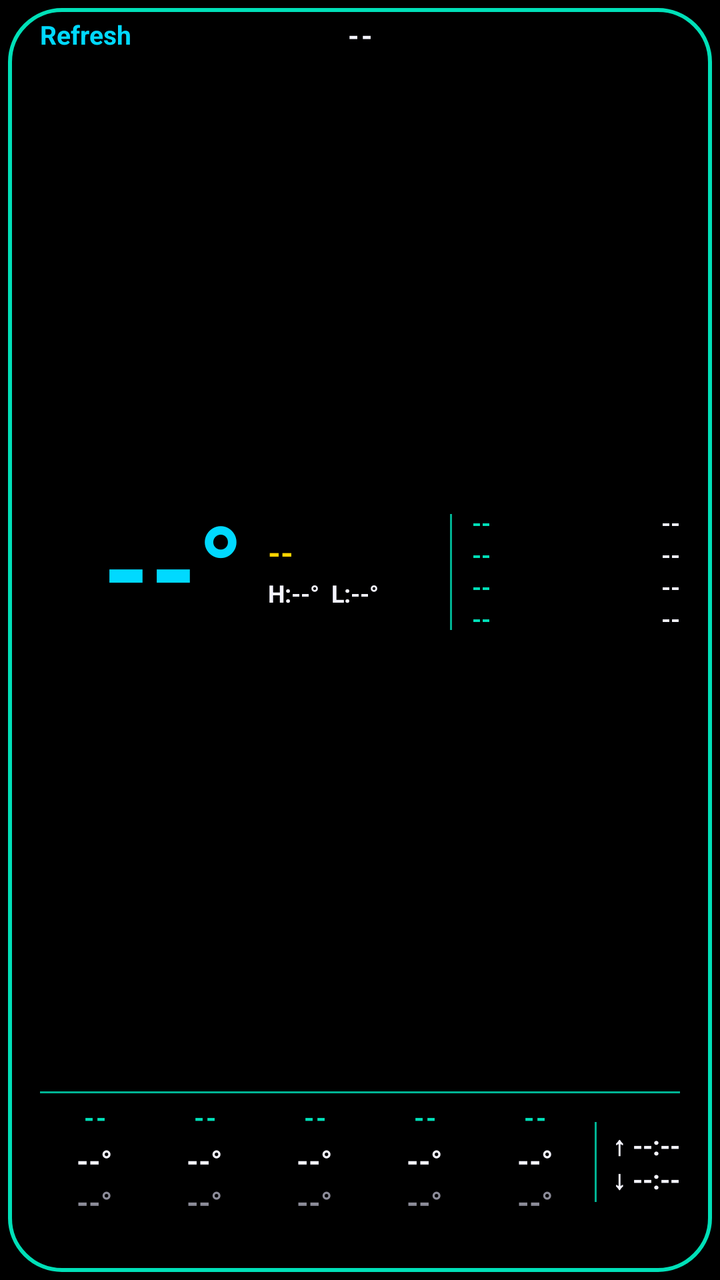
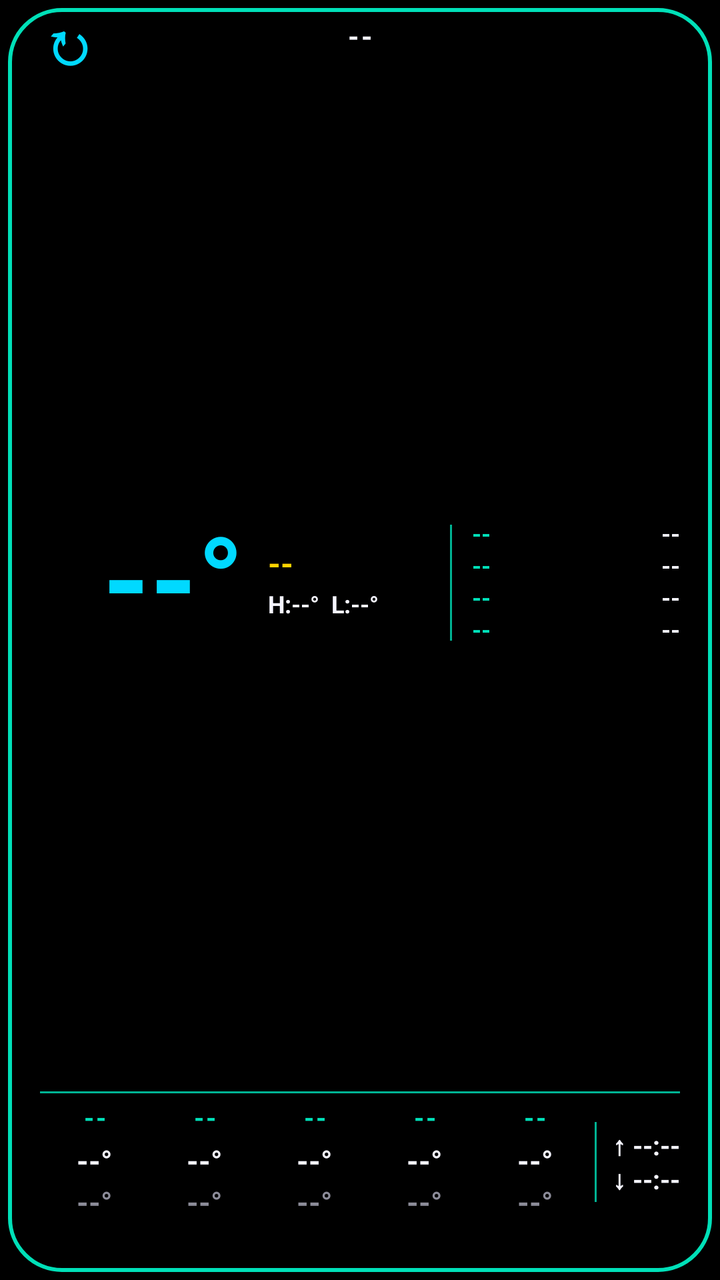

The first picture is an Android layout as it rendered before a commit; the second is the same layout after the commit. The layout source and the unified diff follow.
<!-- AndroidManifest.xml: application theme Theme.WeatherWidget -->
<!-- res/layout/widget_weather_wide.xml -->
<?xml version="1.0" encoding="utf-8"?>
<LinearLayout xmlns:android="http://schemas.android.com/apk/res/android"
    android:id="@+id/weatherWidgetRoot"
    android:layout_width="match_parent"
    android:layout_height="match_parent"
    android:orientation="vertical"
    android:background="@drawable/widget_background_r26_inset"
    android:paddingTop="10dp"
    android:paddingBottom="10dp"
    android:paddingStart="20dp"
    android:paddingEnd="20dp">

    
    <FrameLayout
        android:layout_width="match_parent"
        android:layout_height="wrap_content">
        <TextView
            android:id="@+id/wideCityText"
            android:layout_width="match_parent"
            android:layout_height="wrap_content"
            android:layout_gravity="center_vertical"
            android:gravity="center"
            android:includeFontPadding="false"
            android:textColor="@color/retro_white"
            android:textStyle="bold"
            android:textSize="14sp"
            android:textAllCaps="true"
            android:letterSpacing="0.08"
            android:singleLine="true"
            android:ellipsize="end"
            android:text="--" />
        <TextView
            android:id="@+id/refreshButton"
            android:layout_width="wrap_content"
            android:layout_height="wrap_content"
            android:layout_gravity="start|center_vertical"
            android:paddingEnd="14dp"
            android:includeFontPadding="false"
            android:textColor="@color/retro_cyan"
            android:textStyle="bold"
            android:textSize="13sp"
            android:text="@string/widget_refresh" />
    </FrameLayout>

    
    <LinearLayout
        android:layout_width="match_parent"
        android:layout_height="0dp"
        android:layout_weight="1"
        android:orientation="horizontal"
        android:gravity="center_vertical"
        android:baselineAligned="false">

        
        <LinearLayout
            android:layout_width="0dp"
            android:layout_height="wrap_content"
            android:layout_weight="1"
            android:orientation="horizontal"
            android:gravity="center"
            android:baselineAligned="false">

        <TextView
            android:id="@+id/wideTempText"
            android:layout_width="wrap_content"
            android:layout_height="wrap_content"
            android:includeFontPadding="false"
            android:textColor="@color/retro_cyan"
            android:textStyle="bold"
            android:textSize="60sp"
            android:singleLine="true"
            android:text="--°" />

        <LinearLayout
            android:layout_width="wrap_content"
            android:layout_height="wrap_content"
            android:layout_marginStart="12dp"
            android:orientation="vertical">
            <TextView
                android:id="@+id/wideConditionText"
                android:layout_width="wrap_content"
                android:layout_height="wrap_content"
                android:includeFontPadding="false"
                android:textColor="@color/retro_yellow"
                android:textStyle="bold"
                android:textSize="16sp"
                android:singleLine="true"
                android:text="--" />
            <TextView
                android:id="@+id/wideHighLowText"
                android:layout_width="wrap_content"
                android:layout_height="wrap_content"
                android:layout_marginTop="4dp"
                android:includeFontPadding="false"
                android:textColor="@color/retro_white"
                android:textStyle="bold"
                android:textSize="12sp"
                android:singleLine="true"
                android:text="H:--°  L:--°" />
        </LinearLayout>
        </LinearLayout>

        
        <TextView
            android:layout_width="1dp"
            android:layout_height="58dp"
            android:layout_marginStart="4dp"
            android:layout_marginEnd="10dp"
            android:background="@color/retro_teal_dim" />

        <LinearLayout
            android:layout_width="104dp"
            android:layout_height="64dp"
            android:orientation="vertical">
            <LinearLayout
                android:layout_width="match_parent"
                android:layout_height="0dp"
                android:layout_weight="1"
                android:orientation="horizontal"
                android:gravity="center_vertical">
                <TextView
                    android:id="@+id/wideStat0Label"
                    android:layout_width="wrap_content"
                    android:layout_height="wrap_content"
                    android:includeFontPadding="false"
                    android:textColor="@color/retro_teal"
                    android:textStyle="bold"
                    android:textSize="12sp"
                    android:singleLine="true"
                    android:text="--" />
                <TextView
                    android:id="@+id/wideStat0Value"
                    android:layout_width="0dp"
                    android:layout_height="wrap_content"
                    android:layout_weight="1"
                    android:includeFontPadding="false"
                    android:gravity="end"
                    android:textColor="@color/retro_white"
                    android:textStyle="bold"
                    android:textSize="12sp"
                    android:singleLine="true"
                    android:text="--" />
            </LinearLayout>
            <LinearLayout
                android:layout_width="match_parent"
                android:layout_height="0dp"
                android:layout_weight="1"
                android:orientation="horizontal"
                android:gravity="center_vertical">
                <TextView
                    android:id="@+id/wideStat1Label"
                    android:layout_width="wrap_content"
                    android:layout_height="wrap_content"
                    android:includeFontPadding="false"
                    android:textColor="@color/retro_teal"
                    android:textStyle="bold"
                    android:textSize="12sp"
                    android:singleLine="true"
                    android:text="--" />
                <TextView
                    android:id="@+id/wideStat1Value"
                    android:layout_width="0dp"
                    android:layout_height="wrap_content"
                    android:layout_weight="1"
                    android:includeFontPadding="false"
                    android:gravity="end"
                    android:textColor="@color/retro_white"
                    android:textStyle="bold"
                    android:textSize="12sp"
                    android:singleLine="true"
                    android:text="--" />
            </LinearLayout>
            <LinearLayout
                android:layout_width="match_parent"
                android:layout_height="0dp"
                android:layout_weight="1"
                android:orientation="horizontal"
                android:gravity="center_vertical">
                <TextView
                    android:id="@+id/wideStat2Label"
                    android:layout_width="wrap_content"
                    android:layout_height="wrap_content"
                    android:includeFontPadding="false"
                    android:textColor="@color/retro_teal"
                    android:textStyle="bold"
                    android:textSize="12sp"
                    android:singleLine="true"
                    android:text="--" />
                <TextView
                    android:id="@+id/wideStat2Value"
                    android:layout_width="0dp"
                    android:layout_height="wrap_content"
                    android:layout_weight="1"
                    android:includeFontPadding="false"
                    android:gravity="end"
                    android:textColor="@color/retro_white"
                    android:textStyle="bold"
                    android:textSize="12sp"
                    android:singleLine="true"
                    android:text="--" />
            </LinearLayout>
            <LinearLayout
                android:layout_width="match_parent"
                android:layout_height="0dp"
                android:layout_weight="1"
                android:orientation="horizontal"
                android:gravity="center_vertical">
                <TextView
                    android:id="@+id/wideStat3Label"
                    android:layout_width="wrap_content"
                    android:layout_height="wrap_content"
                    android:includeFontPadding="false"
                    android:textColor="@color/retro_teal"
                    android:textStyle="bold"
                    android:textSize="12sp"
                    android:singleLine="true"
                    android:text="--" />
                <TextView
                    android:id="@+id/wideStat3Value"
                    android:layout_width="0dp"
                    android:layout_height="wrap_content"
                    android:layout_weight="1"
                    android:includeFontPadding="false"
                    android:gravity="end"
                    android:textColor="@color/retro_white"
                    android:textStyle="bold"
                    android:textSize="12sp"
                    android:singleLine="true"
                    android:text="--" />
            </LinearLayout>
        </LinearLayout>
    </LinearLayout>

    
    <TextView
        android:layout_width="match_parent"
        android:layout_height="1dp"
        android:layout_marginBottom="5dp"
        android:background="@color/retro_teal_dim" />

    
    <LinearLayout
        android:layout_width="match_parent"
        android:layout_height="wrap_content"
        android:orientation="horizontal"
        android:gravity="center_vertical"
        android:baselineAligned="false">
        <LinearLayout
            android:layout_width="0dp"
            android:layout_height="wrap_content"
            android:layout_weight="1"
            android:orientation="vertical"
            android:gravity="center_horizontal">
            <TextView
                android:id="@+id/wideDay0Label"
                android:layout_width="wrap_content"
                android:layout_height="wrap_content"
                android:includeFontPadding="false"
                android:textColor="@color/retro_teal"
                android:textStyle="bold"
                android:textSize="13sp"
                android:letterSpacing="0.06"
                android:text="--" />
            <TextView
                android:id="@+id/wideDay0High"
                android:layout_width="wrap_content"
                android:layout_height="wrap_content"
                android:layout_marginTop="5dp"
                android:includeFontPadding="false"
                android:textColor="@color/retro_white"
                android:textStyle="bold"
                android:textSize="15sp"
                android:singleLine="true"
                android:text="--°" />
            <TextView
                android:id="@+id/wideDay0Low"
                android:layout_width="wrap_content"
                android:layout_height="wrap_content"
                android:layout_marginTop="3dp"
                android:includeFontPadding="false"
                android:textColor="@color/retro_white_dim"
                android:textStyle="bold"
                android:textSize="15sp"
                android:singleLine="true"
                android:text="--°" />
        </LinearLayout>
        <LinearLayout
            android:layout_width="0dp"
            android:layout_height="wrap_content"
            android:layout_weight="1"
            android:orientation="vertical"
            android:gravity="center_horizontal">
            <TextView
                android:id="@+id/wideDay1Label"
                android:layout_width="wrap_content"
                android:layout_height="wrap_content"
                android:includeFontPadding="false"
                android:textColor="@color/retro_teal"
                android:textStyle="bold"
                android:textSize="13sp"
                android:letterSpacing="0.06"
                android:text="--" />
            <TextView
                android:id="@+id/wideDay1High"
                android:layout_width="wrap_content"
                android:layout_height="wrap_content"
                android:layout_marginTop="5dp"
                android:includeFontPadding="false"
                android:textColor="@color/retro_white"
                android:textStyle="bold"
                android:textSize="15sp"
                android:singleLine="true"
                android:text="--°" />
            <TextView
                android:id="@+id/wideDay1Low"
                android:layout_width="wrap_content"
                android:layout_height="wrap_content"
                android:layout_marginTop="3dp"
                android:includeFontPadding="false"
                android:textColor="@color/retro_white_dim"
                android:textStyle="bold"
                android:textSize="15sp"
                android:singleLine="true"
                android:text="--°" />
        </LinearLayout>
        <LinearLayout
            android:layout_width="0dp"
            android:layout_height="wrap_content"
            android:layout_weight="1"
            android:orientation="vertical"
            android:gravity="center_horizontal">
            <TextView
                android:id="@+id/wideDay2Label"
                android:layout_width="wrap_content"
                android:layout_height="wrap_content"
                android:includeFontPadding="false"
                android:textColor="@color/retro_teal"
                android:textStyle="bold"
                android:textSize="13sp"
                android:letterSpacing="0.06"
                android:text="--" />
            <TextView
                android:id="@+id/wideDay2High"
                android:layout_width="wrap_content"
                android:layout_height="wrap_content"
                android:layout_marginTop="5dp"
                android:includeFontPadding="false"
                android:textColor="@color/retro_white"
                android:textStyle="bold"
                android:textSize="15sp"
                android:singleLine="true"
                android:text="--°" />
            <TextView
                android:id="@+id/wideDay2Low"
                android:layout_width="wrap_content"
                android:layout_height="wrap_content"
                android:layout_marginTop="3dp"
                android:includeFontPadding="false"
                android:textColor="@color/retro_white_dim"
                android:textStyle="bold"
                android:textSize="15sp"
                android:singleLine="true"
                android:text="--°" />
        </LinearLayout>
        <LinearLayout
            android:layout_width="0dp"
            android:layout_height="wrap_content"
            android:layout_weight="1"
            android:orientation="vertical"
            android:gravity="center_horizontal">
            <TextView
                android:id="@+id/wideDay3Label"
                android:layout_width="wrap_content"
                android:layout_height="wrap_content"
                android:includeFontPadding="false"
                android:textColor="@color/retro_teal"
                android:textStyle="bold"
                android:textSize="13sp"
                android:letterSpacing="0.06"
                android:text="--" />
            <TextView
                android:id="@+id/wideDay3High"
                android:layout_width="wrap_content"
                android:layout_height="wrap_content"
                android:layout_marginTop="5dp"
                android:includeFontPadding="false"
                android:textColor="@color/retro_white"
                android:textStyle="bold"
                android:textSize="15sp"
                android:singleLine="true"
                android:text="--°" />
            <TextView
                android:id="@+id/wideDay3Low"
                android:layout_width="wrap_content"
                android:layout_height="wrap_content"
                android:layout_marginTop="3dp"
                android:includeFontPadding="false"
                android:textColor="@color/retro_white_dim"
                android:textStyle="bold"
                android:textSize="15sp"
                android:singleLine="true"
                android:text="--°" />
        </LinearLayout>
        <LinearLayout
            android:layout_width="0dp"
            android:layout_height="wrap_content"
            android:layout_weight="1"
            android:orientation="vertical"
            android:gravity="center_horizontal">
            <TextView
                android:id="@+id/wideDay4Label"
                android:layout_width="wrap_content"
                android:layout_height="wrap_content"
                android:includeFontPadding="false"
                android:textColor="@color/retro_teal"
                android:textStyle="bold"
                android:textSize="13sp"
                android:letterSpacing="0.06"
                android:text="--" />
            <TextView
                android:id="@+id/wideDay4High"
                android:layout_width="wrap_content"
                android:layout_height="wrap_content"
                android:layout_marginTop="5dp"
                android:includeFontPadding="false"
                android:textColor="@color/retro_white"
                android:textStyle="bold"
                android:textSize="15sp"
                android:singleLine="true"
                android:text="--°" />
            <TextView
                android:id="@+id/wideDay4Low"
                android:layout_width="wrap_content"
                android:layout_height="wrap_content"
                android:layout_marginTop="3dp"
                android:includeFontPadding="false"
                android:textColor="@color/retro_white_dim"
                android:textStyle="bold"
                android:textSize="15sp"
                android:singleLine="true"
                android:text="--°" />
        </LinearLayout>

        <TextView
            android:layout_width="1dp"
            android:layout_height="40dp"
            android:layout_marginStart="2dp"
            android:layout_marginEnd="8dp"
            android:background="@color/retro_teal_dim" />

        <LinearLayout
            android:layout_width="wrap_content"
            android:layout_height="wrap_content"
            android:orientation="vertical"
            android:gravity="center_vertical">
            <TextView
                android:id="@+id/wideSunriseText"
                android:layout_width="wrap_content"
                android:layout_height="wrap_content"
                android:includeFontPadding="false"
                android:textColor="@color/retro_white"
                android:textStyle="bold"
                android:textSize="13sp"
                android:singleLine="true"
                android:text="↑ --:--" />
            <TextView
                android:id="@+id/wideSunsetText"
                android:layout_width="wrap_content"
                android:layout_height="wrap_content"
                android:layout_marginTop="-1dp"
                android:includeFontPadding="false"
                android:textColor="@color/retro_white"
                android:textStyle="bold"
                android:textSize="13sp"
                android:singleLine="true"
                android:text="↓ --:--" />
        </LinearLayout>
    </LinearLayout>

    
    <TextView
        android:id="@+id/updatedText"
        android:layout_width="match_parent"
        android:layout_height="wrap_content"
        android:layout_marginTop="4dp"
        android:paddingTop="3dp"
        android:paddingBottom="1dp"
        android:includeFontPadding="false"
        android:gravity="center"
        android:textColor="@color/retro_white_dim"
        android:textSize="10sp"
        android:singleLine="true"
        android:ellipsize="end"
        android:text="" />

</LinearLayout>
<!-- resources referenced by this layout -->
<resources>
  <color name="retro_cyan">#00D9FF</color>
  <color name="retro_teal">#00E0B8</color>
  <color name="retro_teal_dim">#CC00E0B8</color>
  <color name="retro_white">#F5F5FF</color>
  <color name="retro_white_dim">#8C8C99</color>
  <color name="retro_yellow">#FFD400</color>
  <!-- drawable widget_background_r26_inset (drawable) -->
  <?xml version="1.0" encoding="utf-8"?>
  <layer-list xmlns:android="http://schemas.android.com/apk/res/android">
      <item
          android:drawable="@drawable/widget_background_r26"
          android:left="4dp"
          android:top="4dp"
          android:right="4dp"
          android:bottom="4dp" />
  </layer-list>
  <string name="widget_refresh">Refresh</string>
  <style name="Theme.WeatherWidget" parent="Theme.MaterialComponents.NoActionBar">
          <item name="colorPrimary">@color/retro_teal</item>
          <item name="colorPrimaryDark">@color/black</item>
          <item name="colorAccent">@color/retro_cyan</item>
          <item name="android:windowBackground">@color/black</item>
          <item name="android:textColorPrimary">@color/retro_white</item>
          <item name="android:textColorSecondary">@color/retro_white</item>
      </style>
  <!-- drawable widget_background_r26 (drawable) -->
  <?xml version="1.0" encoding="utf-8"?>
  <layer-list xmlns:android="http://schemas.android.com/apk/res/android">
      <item>
          <shape android:shape="rectangle">
              <solid android:color="@color/black" />
              <corners android:radius="26dp" />
          </shape>
      </item>
      <item>
          <shape android:shape="rectangle">
              <stroke
                  android:width="2dp"
                  android:color="@color/retro_teal" />
              <corners android:radius="26dp" />
          </shape>
      </item>
  </layer-list>
  <color name="black">#000000</color>
</resources>

<!-- the commit's change to res/layout/widget_weather_wide.xml (unified diff, before → after) -->
@@ -5,20 +5,34 @@
     android:layout_height="match_parent"
     android:orientation="vertical"
     android:background="@drawable/widget_background_r26_inset"
-    android:paddingTop="10dp"
+    android:paddingTop="0dp"
     android:paddingBottom="10dp"
     android:paddingStart="20dp"
     android:paddingEnd="20dp">
 
     
-    <FrameLayout
+    <LinearLayout
         android:layout_width="match_parent"
-        android:layout_height="wrap_content">
+        android:layout_height="wrap_content"
+        android:orientation="horizontal"
+        android:gravity="center_vertical">
+        <TextView
+            android:id="@+id/refreshIcon"
+            android:layout_width="48dp"
+            android:layout_height="37dp"
+            
+            android:layout_marginStart="-10dp"
+            android:gravity="center"
+            android:includeFontPadding="false"
+            android:textColor="@color/retro_cyan"
+            android:textStyle="bold"
+            android:textSize="30sp"
+            android:text="↻" />
         <TextView
             android:id="@+id/wideCityText"
-            android:layout_width="match_parent"
-            android:layout_height="wrap_content"
-            android:layout_gravity="center_vertical"
+            android:layout_width="0dp"
+            android:layout_height="wrap_content"
+            android:layout_weight="1"
             android:gravity="center"
             android:includeFontPadding="false"
             android:textColor="@color/retro_white"
@@ -30,17 +44,9 @@
             android:ellipsize="end"
             android:text="--" />
         <TextView
-            android:id="@+id/refreshButton"
-            android:layout_width="wrap_content"
-            android:layout_height="wrap_content"
-            android:layout_gravity="start|center_vertical"
-            android:paddingEnd="14dp"
-            android:includeFontPadding="false"
-            android:textColor="@color/retro_cyan"
-            android:textStyle="bold"
-            android:textSize="13sp"
-            android:text="@string/widget_refresh" />
-    </FrameLayout>
+            android:layout_width="38dp"
+            android:layout_height="1dp" />
+    </LinearLayout>
 
     
     <LinearLayout
<!-- resource entries referenced after the edit -->
@@ -16,7 +16,6 @@
           android:right="4dp"
           android:bottom="4dp" />
   </layer-list>
-  <string name="widget_refresh">Refresh</string>
   <style name="Theme.WeatherWidget" parent="Theme.MaterialComponents.NoActionBar">
           <item name="colorPrimary">@color/retro_teal</item>
           <item name="colorPrimaryDark">@color/black</item>
